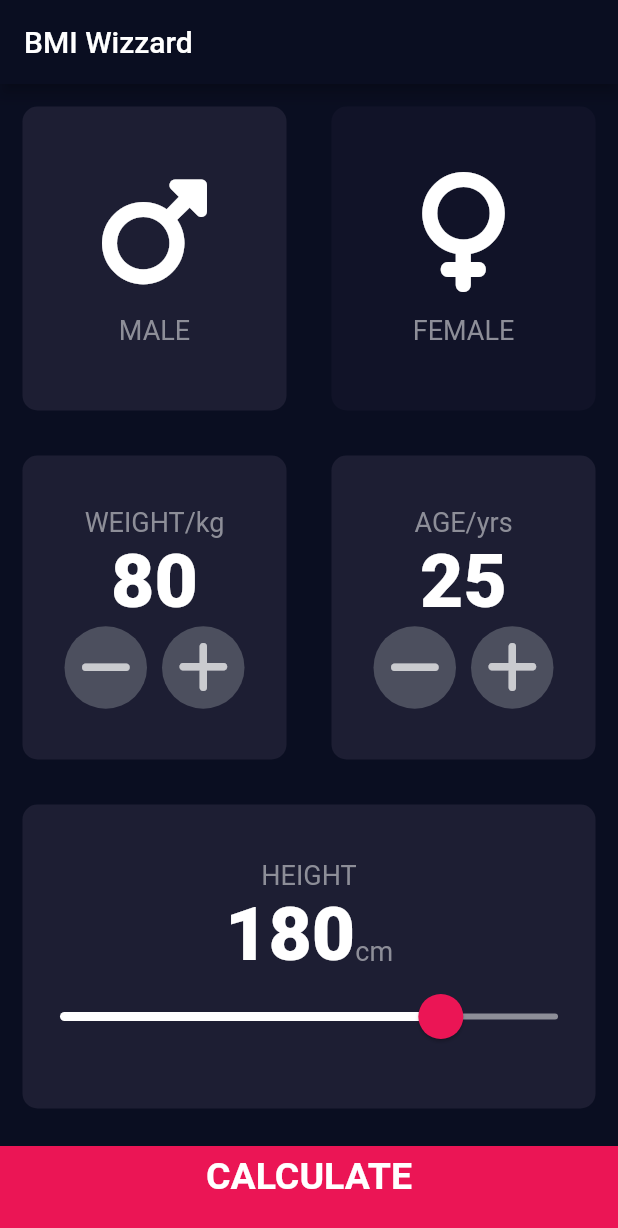
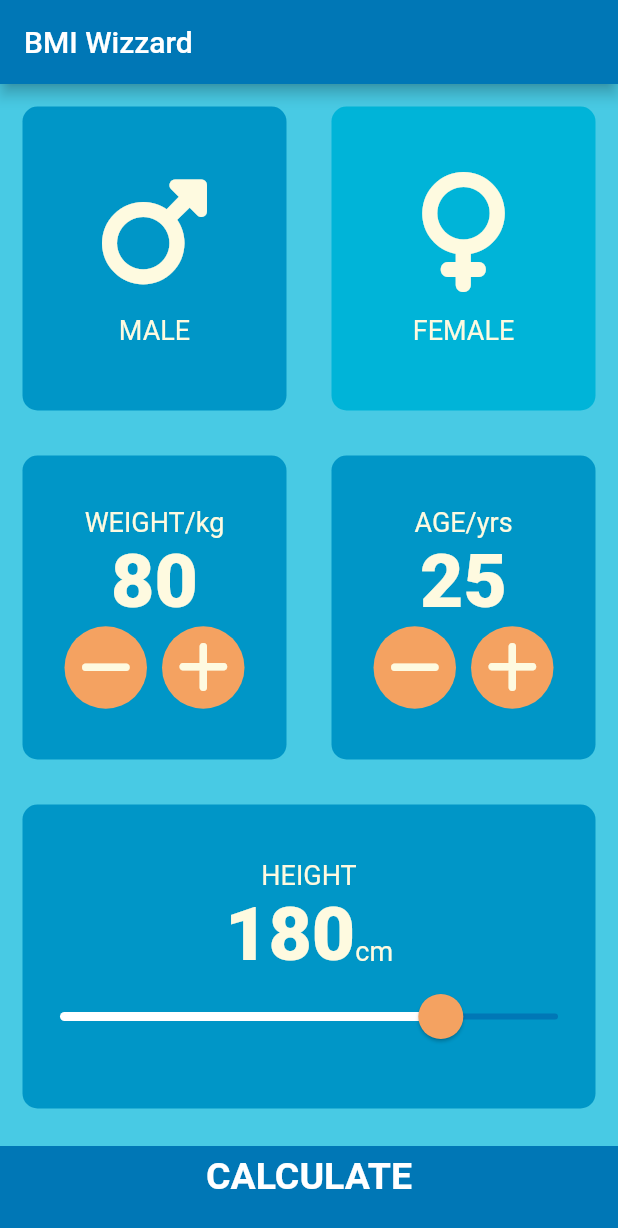
Before and after one commit to pastpap/bmi-calculator, a Flutter app: the screen it shows after launch, on a phone screen of 412 x 824 dp. Shown: the top 1228 px of the screen. Run offline on Flutter 3.47's test engine with Material 2 defaults, Android fonts, the phone set to English and light mode, and no system bars; our stand-ins replace font_awesome_flutter.

Commit message:
Color palette changed to blue with pink

```diff
--- a/lib/constants/constants.dart
+++ b/lib/constants/constants.dart
@@ -1,19 +1,18 @@
 import 'package:flutter/material.dart';
 
 const double kBottomContainerHeight = 60.0;
-const Color kActiveCardColor = Color(0xFF1D1E33);
-const Color kInactiveCardColor = Color(0xFF111328);
-const Color kBottomContainerColor = Color(0xFFEB1555);
+const Color kActiveCardColor = Color(0xFF0096c7);
+const Color kInactiveCardColor = Color(0xFF00b4d8);
+const Color kBottomContainerColor = Color(0xFF0077b6);
+const Color kLabelColor = Color(0xFFfefae0);
 
 const kLabelStyle = TextStyle(
   fontSize: 18.0,
-  color: Color(0xFF8D8E98),
+  color: kLabelColor,
 );
 
-const kValueStyle = TextStyle(
-  fontSize: 50.0,
-  fontWeight: FontWeight.w900,
-);
+const kValueStyle =
+    TextStyle(fontSize: 50.0, fontWeight: FontWeight.w900, color: kLabelColor);
 const kButtonLabelStyle = TextStyle(
   fontSize: 25.0,
   fontWeight: FontWeight.bold,
@@ -28,6 +27,11 @@ const kResultTextStyle = TextStyle(
   color: Color(0xff24d876),
 );
 
+const kHeadline1TextStyle = TextStyle(
+  fontSize: 22.0,
+  fontWeight: FontWeight.bold,
+  color: kLabelColor,
+);
 const kBMITextStyle = TextStyle(
   fontSize: 100.0,
   fontWeight: FontWeight.bold,
--- a/lib/main.dart
+++ b/lib/main.dart
@@ -1,8 +1,9 @@
+import 'package:bmi_calculator/constants/constants.dart';
 import 'package:bmi_calculator/enums/enums.dart';
 import 'package:bmi_calculator/screens/input_page.dart';
 import 'package:bmi_calculator/screens/result.dart';
+import 'package:bmi_calculator/utils/utils.dart';
 import 'package:flutter/material.dart';
-import 'package:bmi_calculator/utils/utils.dart';
 
 void main() => runApp(BMICalculator());
 
@@ -11,13 +12,13 @@ class BMICalculator extends StatelessWidget {
   Widget build(BuildContext context) {
     return MaterialApp(
       theme: ThemeData.dark().copyWith(
-        colorScheme: ColorScheme.fromSwatch(
-          primarySwatch: createMaterialColor(Color(0xFF0A0E21)),
-        ).copyWith(
-          secondary: Colors.purple,
-        ),
-        scaffoldBackgroundColor: Color(0xFF0A0E21),
-      ),
+          colorScheme: ColorScheme.fromSwatch(
+            primarySwatch: createMaterialColor(Color(0xFF0077b6)),
+          ).copyWith(
+            secondary: createMaterialColor(Color(0xFFfec89a)),
+          ),
+          scaffoldBackgroundColor: Color(0xFF48cae4),
+          textTheme: TextTheme(headline1: kHeadline1TextStyle)),
       initialRoute: Routes.INPUT.value,
       routes: {
         Routes.INPUT.value: (context) => InputPage(),
--- a/lib/screens/input_page.dart
+++ b/lib/screens/input_page.dart
@@ -208,8 +208,8 @@ class _InputPageState extends State<InputPage> {
                     SliderTheme(
                       data: SliderTheme.of(context).copyWith(
                           activeTrackColor: Colors.white,
-                          inactiveTrackColor: Color(0xFF8D8E98),
-                          thumbColor: Color(0xFFEB1555),
+                          inactiveTrackColor: Color(0xFF0077b6),
+                          thumbColor: Color(0xFFf4a261),
                           overlayColor: Color(0x29EB1555),
                           thumbShape:
                               RoundSliderThumbShape(enabledThumbRadius: 15),
--- a/lib/widgets/icon_content.dart
+++ b/lib/widgets/icon_content.dart
@@ -1,5 +1,5 @@
+import 'package:bmi_calculator/constants/constants.dart';
 import 'package:flutter/material.dart';
-import 'package:bmi_calculator/constants/constants.dart';
 
 class IconContent extends StatelessWidget {
   IconContent({required this.icon, required this.text});
@@ -13,6 +13,7 @@ class IconContent extends StatelessWidget {
         Icon(
           icon,
           size: 80.0,
+          color: kLabelColor,
         ),
         SizedBox(
           height: 15.0,
--- a/lib/widgets/tap_or_hold_button.dart
+++ b/lib/widgets/tap_or_hold_button.dart
@@ -44,15 +44,14 @@ class _TapOrHoldButtonState extends State<TapOrHoldButton> {
   Widget build(BuildContext context) {
     var shape = CircleBorder();
     return Material(
-      color: Color(0xFF4C4F5E),
+      color: Color(0xFFf4a261),
       shape: shape,
       child: InkWell(
         child: Padding(
           padding: const EdgeInsets.all(8.0),
           child: Icon(
             widget.icon,
-            color:
-                Theme.of(context).textTheme.headline1?.color ?? Colors.white70,
+            color: Theme.of(context).textTheme.headline1?.color ?? Colors.white,
             size: 39,
           ),
         ),
```
